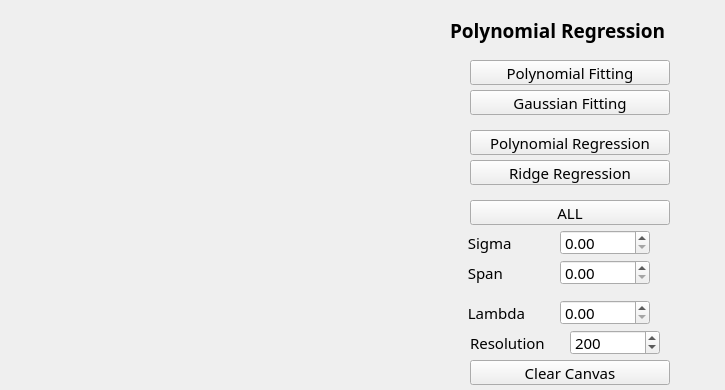
Above: HW1/Sources/Forms/mainwindow.ui from Fang2896/2D-Curve-Design-Tool before the change. Below: the same form after it.
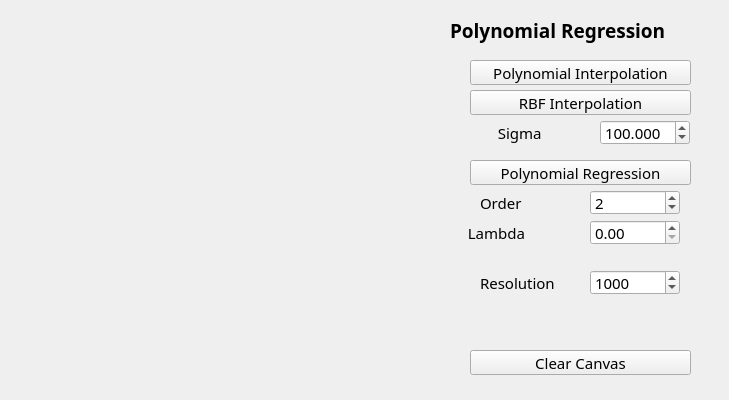
That is the form after the change.

What changed in the file:
```diff
--- a/HW1/Sources/Forms/mainwindow.ui
+++ b/HW1/Sources/Forms/mainwindow.ui
@@ -6,8 +6,8 @@
    <rect>
     <x>0</x>
     <y>0</y>
-    <width>725</width>
-    <height>390</height>
+    <width>729</width>
+    <height>400</height>
    </rect>
   </property>
   <property name="windowTitle">
@@ -18,7 +18,7 @@
     <rect>
      <x>470</x>
      <y>60</y>
-     <width>200</width>
+     <width>221</width>
      <height>25</height>
     </rect>
    </property>
@@ -32,7 +32,7 @@
     <cursorShape>PointingHandCursor</cursorShape>
    </property>
    <property name="text">
-    <string>Polynomial Fitting</string>
+    <string>Polynomial Interpolation</string>
    </property>
    <property name="checkable">
     <bool>true</bool>
@@ -64,7 +64,7 @@
     <rect>
      <x>470</x>
      <y>90</y>
-     <width>200</width>
+     <width>221</width>
      <height>25</height>
     </rect>
    </property>
@@ -78,7 +78,7 @@
     <cursorShape>PointingHandCursor</cursorShape>
    </property>
    <property name="text">
-    <string>Gaussian Fitting</string>
+    <string>RBF Interpolation</string>
    </property>
    <property name="checkable">
     <bool>true</bool>
@@ -88,33 +88,8 @@
    <property name="geometry">
     <rect>
      <x>470</x>
-     <y>130</y>
-     <width>200</width>
-     <height>25</height>
-    </rect>
-   </property>
-   <property name="font">
-    <font>
-     <family>JetBrains Mono</family>
-     <pointsize>11</pointsize>
-    </font>
-   </property>
-   <property name="cursor">
-    <cursorShape>PointingHandCursor</cursorShape>
-   </property>
-   <property name="text">
-    <string>Polynomial Regression</string>
-   </property>
-   <property name="checkable">
-    <bool>true</bool>
-   </property>
-  </widget>
-  <widget class="QPushButton" name="pushButton_4">
-   <property name="geometry">
-    <rect>
-     <x>470</x>
      <y>160</y>
-     <width>200</width>
+     <width>221</width>
      <height>25</height>
     </rect>
    </property>
@@ -128,43 +103,18 @@
     <cursorShape>PointingHandCursor</cursorShape>
    </property>
    <property name="text">
-    <string>Ridge Regression</string>
+    <string>Polynomial Regression</string>
    </property>
    <property name="checkable">
     <bool>true</bool>
    </property>
   </widget>
-  <widget class="QPushButton" name="pushButton_5">
+  <widget class="QPushButton" name="pushButton_4">
    <property name="geometry">
     <rect>
      <x>470</x>
-     <y>200</y>
-     <width>200</width>
-     <height>25</height>
-    </rect>
-   </property>
-   <property name="font">
-    <font>
-     <family>JetBrains Mono</family>
-     <pointsize>11</pointsize>
-    </font>
-   </property>
-   <property name="cursor">
-    <cursorShape>PointingHandCursor</cursorShape>
-   </property>
-   <property name="text">
-    <string>ALL</string>
-   </property>
-   <property name="checkable">
-    <bool>true</bool>
-   </property>
-  </widget>
-  <widget class="QPushButton" name="pushButton_6">
-   <property name="geometry">
-    <rect>
-     <x>470</x>
-     <y>360</y>
-     <width>200</width>
+     <y>350</y>
+     <width>221</width>
      <height>25</height>
     </rect>
    </property>
@@ -184,8 +134,8 @@
   <widget class="QDoubleSpinBox" name="doubleSpinBox">
    <property name="geometry">
     <rect>
-     <x>560</x>
-     <y>230</y>
+     <x>600</x>
+     <y>120</y>
      <width>90</width>
      <height>25</height>
     </rect>
@@ -196,12 +146,27 @@
      <pointsize>11</pointsize>
     </font>
    </property>
+   <property name="decimals">
+    <number>3</number>
+   </property>
+   <property name="minimum">
+    <double>0.001000000000000</double>
+   </property>
+   <property name="maximum">
+    <double>300.000000000000000</double>
+   </property>
+   <property name="singleStep">
+    <double>0.100000000000000</double>
+   </property>
+   <property name="value">
+    <double>100.000000000000000</double>
+   </property>
   </widget>
   <widget class="QLabel" name="label_2">
    <property name="geometry">
     <rect>
-     <x>460</x>
-     <y>230</y>
+     <x>490</x>
+     <y>120</y>
      <width>90</width>
      <height>25</height>
     </rect>
@@ -219,9 +184,9 @@
   <widget class="QLabel" name="label_3">
    <property name="geometry">
     <rect>
-     <x>460</x>
-     <y>260</y>
-     <width>90</width>
+     <x>480</x>
+     <y>190</y>
+     <width>51</width>
      <height>25</height>
     </rect>
    </property>
@@ -232,15 +197,15 @@
     </font>
    </property>
    <property name="text">
-    <string>  Span</string>
+    <string>Order</string>
    </property>
   </widget>
   <widget class="QLabel" name="label_4">
    <property name="geometry">
     <rect>
      <x>460</x>
-     <y>300</y>
-     <width>90</width>
+     <y>220</y>
+     <width>81</width>
      <height>25</height>
     </rect>
    </property>
@@ -257,8 +222,8 @@
   <widget class="QDoubleSpinBox" name="doubleSpinBox_2">
    <property name="geometry">
     <rect>
-     <x>560</x>
-     <y>260</y>
+     <x>590</x>
+     <y>190</y>
      <width>90</width>
      <height>25</height>
     </rect>
@@ -269,12 +234,21 @@
      <pointsize>11</pointsize>
     </font>
    </property>
+   <property name="decimals">
+    <number>0</number>
+   </property>
+   <property name="minimum">
+    <double>1.000000000000000</double>
+   </property>
+   <property name="value">
+    <double>2.000000000000000</double>
+   </property>
   </widget>
   <widget class="QDoubleSpinBox" name="doubleSpinBox_3">
    <property name="geometry">
     <rect>
-     <x>560</x>
-     <y>300</y>
+     <x>590</x>
+     <y>220</y>
      <width>90</width>
      <height>25</height>
     </rect>
@@ -289,8 +263,8 @@
   <widget class="QLabel" name="label_5">
    <property name="geometry">
     <rect>
-     <x>470</x>
-     <y>330</y>
+     <x>480</x>
+     <y>270</y>
      <width>90</width>
      <height>25</height>
     </rect>
@@ -308,8 +282,8 @@
   <widget class="QDoubleSpinBox" name="doubleSpinBox_4">
    <property name="geometry">
     <rect>
-     <x>570</x>
-     <y>330</y>
+     <x>590</x>
+     <y>270</y>
      <width>90</width>
      <height>25</height>
     </rect>
@@ -330,7 +304,7 @@
     <double>90000.000000000000000</double>
    </property>
    <property name="value">
-    <double>200.000000000000000</double>
+    <double>1000.000000000000000</double>
    </property>
   </widget>
  </widget>
```
